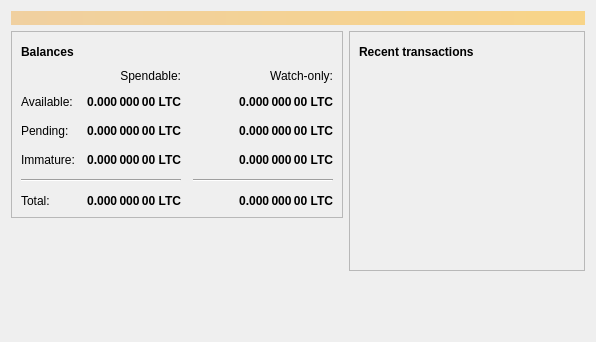
Before: the Qt Designer form src/qt/forms/overviewpage.ui in weycoin/weycoin, drawn with Qt 5.
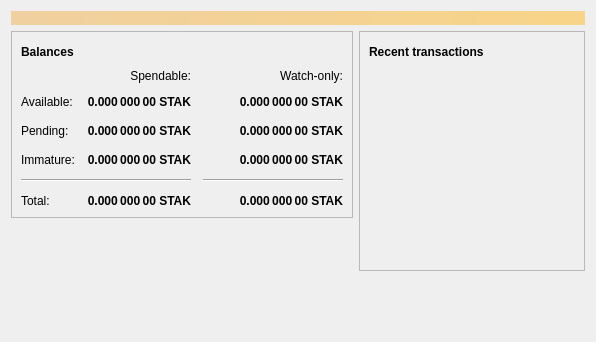
After: the same form once the commit is applied. Icons and pictures are not drawn.

```diff
--- a/src/qt/forms/overviewpage.ui
+++ b/src/qt/forms/overviewpage.ui
@@ -129,7 +129,7 @@
                <string>Unconfirmed transactions to watch-only addresses</string>
               </property>
               <property name="text">
-               <string notr="true">0.000 000 00 LTC</string>
+               <string notr="true">0.000 000 00 STAK</string>
               </property>
               <property name="alignment">
                <set>Qt::AlignRight|Qt::AlignTrailing|Qt::AlignVCenter</set>
@@ -154,7 +154,7 @@
                <string>Total of transactions that have yet to be confirmed, and do not yet count toward the spendable balance</string>
               </property>
               <property name="text">
-               <string notr="true">0.000 000 00 LTC</string>
+               <string notr="true">0.000 000 00 STAK</string>
               </property>
               <property name="alignment">
                <set>Qt::AlignRight|Qt::AlignTrailing|Qt::AlignVCenter</set>
@@ -179,7 +179,7 @@
                <string>Mined balance in watch-only addresses that has not yet matured</string>
               </property>
               <property name="text">
-               <string notr="true">0.000 000 00 LTC</string>
+               <string notr="true">0.000 000 00 STAK</string>
               </property>
               <property name="alignment">
                <set>Qt::AlignRight|Qt::AlignTrailing|Qt::AlignVCenter</set>
@@ -237,7 +237,7 @@
                <string>Mined balance that has not yet matured</string>
               </property>
               <property name="text">
-               <string notr="true">0.000 000 00 LTC</string>
+               <string notr="true">0.000 000 00 STAK</string>
               </property>
               <property name="alignment">
                <set>Qt::AlignRight|Qt::AlignTrailing|Qt::AlignVCenter</set>
@@ -282,7 +282,7 @@
                <string>Your current total balance</string>
               </property>
               <property name="text">
-               <string notr="true">0.000 000 00 LTC</string>
+               <string notr="true">0.000 000 00 STAK</string>
               </property>
               <property name="alignment">
                <set>Qt::AlignRight|Qt::AlignTrailing|Qt::AlignVCenter</set>
@@ -307,7 +307,7 @@
                <string>Current total balance in watch-only addresses</string>
               </property>
               <property name="text">
-               <string notr="true">0.000 000 00 LTC</string>
+               <string notr="true">0.000 000 00 STAK</string>
               </property>
               <property name="alignment">
                <set>Qt::AlignRight|Qt::AlignTrailing|Qt::AlignVCenter</set>
@@ -349,7 +349,7 @@
                <string>Your current spendable balance</string>
               </property>
               <property name="text">
-               <string notr="true">0.000 000 00 LTC</string>
+               <string notr="true">0.000 000 00 STAK</string>
               </property>
               <property name="alignment">
                <set>Qt::AlignRight|Qt::AlignTrailing|Qt::AlignVCenter</set>
@@ -374,7 +374,7 @@
                <string>Your current balance in watch-only addresses</string>
               </property>
               <property name="text">
-               <string notr="true">0.000 000 00 LTC</string>
+               <string notr="true">0.000 000 00 STAK</string>
               </property>
               <property name="alignment">
                <set>Qt::AlignRight|Qt::AlignTrailing|Qt::AlignVCenter</set>
```
Left out of the diff: 4 changed lines with no effect on the pictures.
